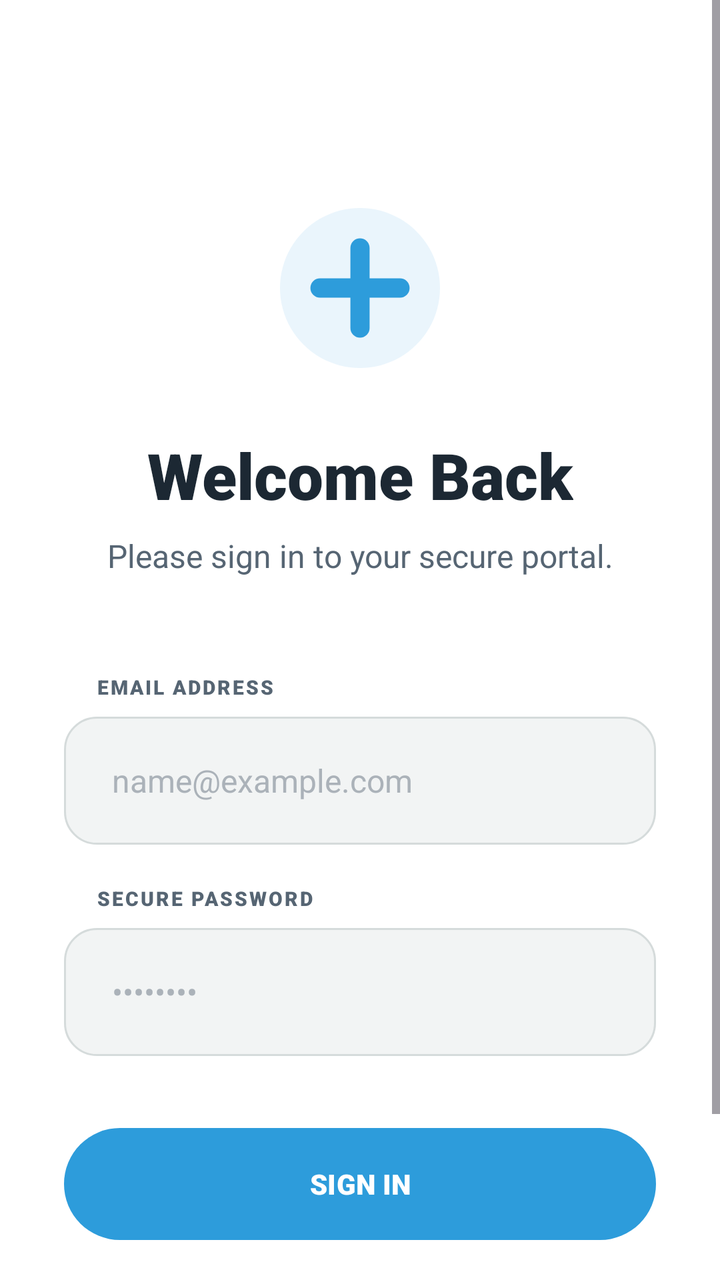
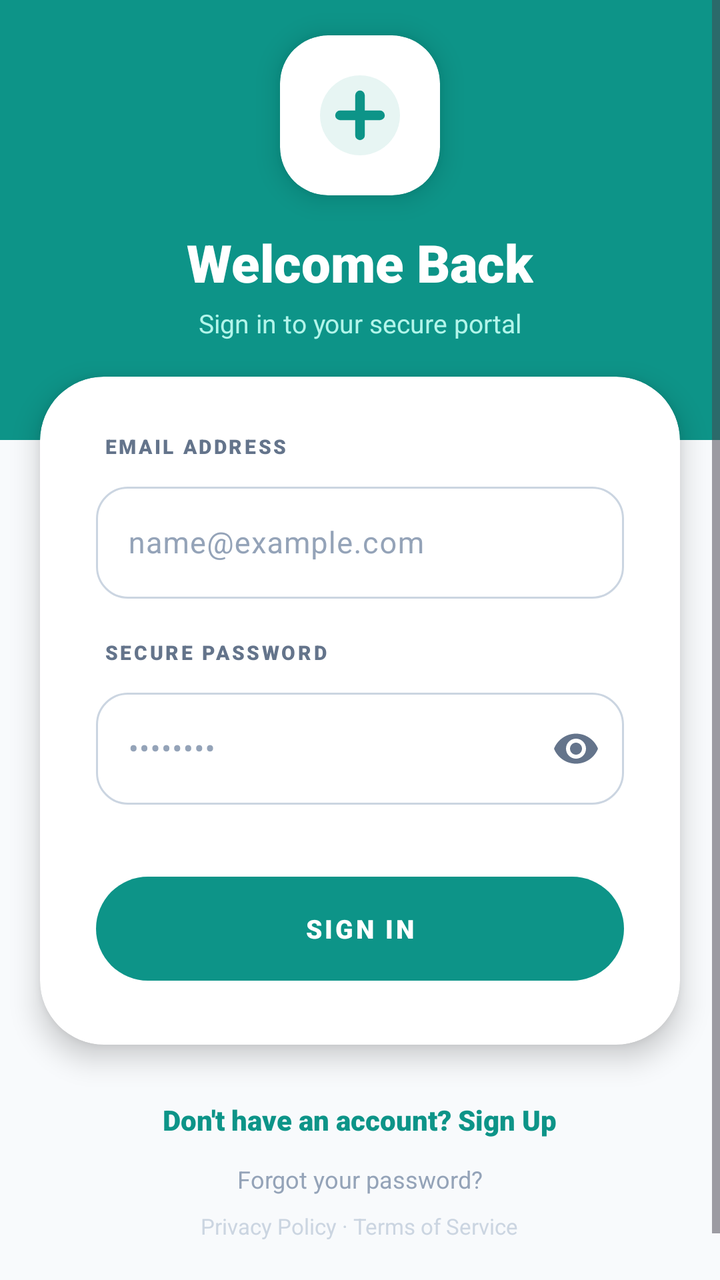

Two renders of the same Android screen: before a commit and after it. Below are the layout's source before the change and the commit's diff.
<!-- AndroidManifest.xml: application theme Theme.CaregiverManagementSystem -->
<!-- res/layout/activity_login.xml -->
<?xml version="1.0" encoding="utf-8"?>
 
<ScrollView xmlns:android="http://schemas.android.com/apk/res/android"
    xmlns:app="http://schemas.android.com/apk/res-auto"
    android:layout_width="match_parent"
    android:layout_height="match_parent"
    android:fillViewport="true"
    android:background="@color/white">

    <androidx.constraintlayout.widget.ConstraintLayout
        android:layout_width="match_parent"
        android:layout_height="wrap_content"
        android:padding="32dp">

        
        <ImageView
            android:id="@+id/ivLogo"
            android:layout_width="96dp"
            android:layout_height="96dp"
            android:layout_marginTop="64dp"
            android:src="@drawable/ic_medical_brand"
            app:layout_constraintTop_toTopOf="parent"
            app:layout_constraintStart_toStartOf="parent"
            app:layout_constraintEnd_toEndOf="parent" />

        <TextView
            android:id="@+id/tvGreeting"
            android:layout_width="wrap_content"
            android:layout_height="wrap_content"
            android:text="Welcome Back"
            android:textColor="@color/med_text_primary"
            android:textSize="32sp"
            android:fontFamily="sans-serif-black"
            android:layout_marginTop="24dp"
            app:layout_constraintTop_toBottomOf="@id/ivLogo"
            app:layout_constraintStart_toStartOf="parent"
            app:layout_constraintEnd_toEndOf="parent" />

        <TextView
            android:id="@+id/tvInstruction"
            android:layout_width="wrap_content"
            android:layout_height="wrap_content"
            android:text="Please sign in to your secure portal."
            android:textColor="@color/med_text_secondary"
            android:textSize="16sp"
            android:layout_marginTop="8dp"
            app:layout_constraintTop_toBottomOf="@id/tvGreeting"
            app:layout_constraintStart_toStartOf="parent"
            app:layout_constraintEnd_toEndOf="parent" />

        
        <LinearLayout
            android:id="@+id/layoutInputs"
            android:layout_width="match_parent"
            android:layout_height="wrap_content"
            android:orientation="vertical"
            android:layout_marginTop="48dp"
            app:layout_constraintTop_toBottomOf="@id/tvInstruction">

            <TextView
                android:layout_width="wrap_content"
                android:layout_height="wrap_content"
                android:text="EMAIL ADDRESS"
                android:textColor="@color/med_text_secondary"
                android:textSize="10sp"
                android:fontFamily="sans-serif-black"
                android:letterSpacing="0.1"
                android:layout_marginStart="16dp"
                android:layout_marginBottom="8dp" />

            <EditText
                android:id="@+id/etEmail"
                android:layout_width="match_parent"
                android:layout_height="64dp"
                android:background="@drawable/bg_edit_text_soft"
                android:hint="name@example.com"
                android:inputType="textEmailAddress"
                android:paddingHorizontal="24dp"
                android:textColor="@color/med_text_primary"
                android:textColorHint="@color/med_text_hint"
                android:textSize="16sp"
                android:layout_marginBottom="20dp" />

            <TextView
                android:layout_width="wrap_content"
                android:layout_height="wrap_content"
                android:text="SECURE PASSWORD"
                android:textColor="@color/med_text_secondary"
                android:textSize="10sp"
                android:fontFamily="sans-serif-black"
                android:letterSpacing="0.1"
                android:layout_marginStart="16dp"
                android:layout_marginBottom="8dp" />

            <EditText
                android:id="@+id/etPassword"
                android:layout_width="match_parent"
                android:layout_height="64dp"
                android:background="@drawable/bg_edit_text_soft"
                android:hint="••••••••"
                android:inputType="textPassword"
                android:paddingHorizontal="24dp"
                android:textColor="@color/med_text_primary"
                android:textColorHint="@color/med_text_hint"
                android:textSize="16sp"
                android:layout_marginBottom="32dp" />

            <com.google.android.material.button.MaterialButton
                android:id="@+id/btnLogin"
                android:layout_width="match_parent"
                android:layout_height="64dp"
                android:text="SIGN IN"
                android:textColor="@color/white"
                android:textSize="14sp"
                android:fontFamily="sans-serif-black"
                app:backgroundTint="@color/med_teal_primary"
                app:cornerRadius="32dp"
                app:elevation="4dp" />

            <com.google.android.material.button.MaterialButton
                android:id="@+id/btnBiometric"
                style="@style/Widget.Material3.Button.TextButton"
                android:layout_width="match_parent"
                android:layout_height="56dp"
                android:text="Access with Biometrics"
                android:textColor="@color/med_teal_primary"
                android:fontFamily="sans-serif-bold"
                android:layout_marginTop="12dp"
                android:visibility="gone" />
        </LinearLayout>

        
        <TextView
            android:id="@+id/tvSignUpLink"
            android:layout_width="wrap_content"
            android:layout_height="wrap_content"
            android:text="Don't have an account? Sign Up"
            android:textColor="@color/med_teal_primary"
            android:textSize="14sp"
            android:fontFamily="sans-serif-black"
            android:layout_marginTop="32dp"
            app:layout_constraintTop_toBottomOf="@id/layoutInputs"
            app:layout_constraintStart_toStartOf="parent"
            app:layout_constraintEnd_toEndOf="parent" />

        <TextView
            android:layout_width="wrap_content"
            android:layout_height="wrap_content"
            android:text="Forgot your password?"
            android:textColor="@color/med_text_secondary"
            android:textSize="12sp"
            android:layout_marginTop="12dp"
            app:layout_constraintTop_toBottomOf="@id/tvSignUpLink"
            app:layout_constraintStart_toStartOf="parent"
            app:layout_constraintEnd_toEndOf="parent" />

        <TextView
            android:id="@+id/tvPrivacyPolicy"
            android:layout_width="wrap_content"
            android:layout_height="wrap_content"
            android:text="Privacy Policy"
            android:textColor="@color/med_text_hint"
            android:textSize="11sp"
            android:layout_marginTop="8dp"
            android:layout_marginBottom="16dp"
            app:layout_constraintTop_toBottomOf="@id/tvSignUpLink"
            app:layout_constraintStart_toStartOf="parent"
            app:layout_constraintEnd_toEndOf="parent" />

        <com.google.android.material.progressindicator.CircularProgressIndicator
            android:id="@+id/progressBar"
            android:layout_width="wrap_content"
            android:layout_height="wrap_content"
            android:indeterminate="true"
            app:indicatorColor="@color/med_teal_primary"
            android:visibility="gone"
            app:layout_constraintBottom_toBottomOf="parent"
            app:layout_constraintStart_toStartOf="parent"
            app:layout_constraintEnd_toEndOf="parent"
            android:layout_marginBottom="32dp" />

    </androidx.constraintlayout.widget.ConstraintLayout>
</ScrollView>
<!-- resources referenced by this layout -->
<resources>
  <color name="med_teal_primary">#2D9CDB</color>
  <color name="med_text_hint">#ABB2B9</color>
  <color name="med_text_primary">#1C2833</color>
  <color name="med_text_secondary">#566573</color>
  <!-- drawable bg_edit_text_soft (drawable) -->
  <?xml version="1.0" encoding="utf-8"?>
  <shape xmlns:android="http://schemas.android.com/apk/res/android"
      android:shape="rectangle">
      <solid android:color="@color/med_soft_gray" />
      <corners android:radius="16dp" />
      <stroke android:width="1dp" android:color="@color/med_soft_gray_dark" />
  </shape>
  <style name="Theme.CaregiverManagementSystem" parent="Theme.Material3.DayNight.NoActionBar">
          
          <item name="colorPrimary">@color/med_teal_primary</item>
          <item name="colorOnPrimary">@color/white</item>
          <item name="colorPrimaryContainer">@color/med_teal_primary</item>
          <item name="colorOnPrimaryContainer">@color/white</item>
  
          
          <item name="colorSecondary">@color/med_mint_success</item>
          <item name="colorOnSecondary">@color/white</item>
          <item name="colorSecondaryContainer">@color/med_mint_soft</item>
          <item name="colorOnSecondaryContainer">@color/med_text_primary</item>
  
          
          <item name="android:statusBarColor">@color/white</item>
          <item name="android:windowLightStatusBar">true</item>
          
          
          <item name="android:windowBackground">@color/white</item>
          <item name="colorSurface">@color/white</item>
          <item name="colorOnSurface">@color/med_text_primary</item>
      </style>
  <color name="med_soft_gray">#F2F4F4</color>
  <color name="med_soft_gray_dark">#D5DBDB</color>
  <color name="med_mint_success">#27AE60</color>
  <color name="med_mint_soft">#D1F2EB</color>
  <!-- unchanged entries left out for length: 2 -->
</resources>

<!-- the commit's change to res/layout/activity_login.xml (unified diff, before → after) -->
@@ -1,183 +1,205 @@
 <?xml version="1.0" encoding="utf-8"?>
- 
 <ScrollView xmlns:android="http://schemas.android.com/apk/res/android"
     xmlns:app="http://schemas.android.com/apk/res-auto"
     android:layout_width="match_parent"
     android:layout_height="match_parent"
     android:fillViewport="true"
-    android:background="@color/white">
-
-    <androidx.constraintlayout.widget.ConstraintLayout
+    android:background="@color/slate_50">
+
+    <LinearLayout
         android:layout_width="match_parent"
         android:layout_height="wrap_content"
-        android:padding="32dp">
-
-        
-        <ImageView
-            android:id="@+id/ivLogo"
-            android:layout_width="96dp"
-            android:layout_height="96dp"
-            android:layout_marginTop="64dp"
-            android:src="@drawable/ic_medical_brand"
-            app:layout_constraintTop_toTopOf="parent"
-            app:layout_constraintStart_toStartOf="parent"
-            app:layout_constraintEnd_toEndOf="parent" />
-
-        <TextView
-            android:id="@+id/tvGreeting"
-            android:layout_width="wrap_content"
-            android:layout_height="wrap_content"
-            android:text="Welcome Back"
-            android:textColor="@color/med_text_primary"
-            android:textSize="32sp"
-            android:fontFamily="sans-serif-black"
-            android:layout_marginTop="24dp"
-            app:layout_constraintTop_toBottomOf="@id/ivLogo"
-            app:layout_constraintStart_toStartOf="parent"
-            app:layout_constraintEnd_toEndOf="parent" />
-
-        <TextView
-            android:id="@+id/tvInstruction"
-            android:layout_width="wrap_content"
-            android:layout_height="wrap_content"
-            android:text="Please sign in to your secure portal."
-            android:textColor="@color/med_text_secondary"
-            android:textSize="16sp"
-            android:layout_marginTop="8dp"
-            app:layout_constraintTop_toBottomOf="@id/tvGreeting"
-            app:layout_constraintStart_toStartOf="parent"
-            app:layout_constraintEnd_toEndOf="parent" />
+        android:orientation="vertical">
 
         
         <LinearLayout
-            android:id="@+id/layoutInputs"
+            android:layout_width="match_parent"
+            android:layout_height="220dp"
+            android:orientation="vertical"
+            android:gravity="center"
+            android:background="@color/teal_primary"
+            android:paddingBottom="32dp">
+
+            <androidx.cardview.widget.CardView
+                android:layout_width="80dp"
+                android:layout_height="80dp"
+                app:cardCornerRadius="24dp"
+                app:cardBackgroundColor="@color/white"
+                app:cardElevation="8dp">
+                <ImageView
+                    android:layout_width="match_parent"
+                    android:layout_height="match_parent"
+                    android:src="@drawable/ic_medical_brand"
+                    android:scaleType="centerInside"
+                    android:padding="16dp"/>
+            </androidx.cardview.widget.CardView>
+
+            <TextView
+                android:layout_width="wrap_content"
+                android:layout_height="wrap_content"
+                android:text="Welcome Back"
+                android:textColor="@color/white"
+                android:textSize="26sp"
+                android:fontFamily="sans-serif-black"
+                android:layout_marginTop="16dp"/>
+
+            <TextView
+                android:layout_width="wrap_content"
+                android:layout_height="wrap_content"
+                android:text="Sign in to your secure portal"
+                android:textColor="#B2F5EA"
+                android:textSize="13sp"
+                android:fontFamily="sans-serif"
+                android:layout_marginTop="4dp"/>
+        </LinearLayout>
+
+        
+        <androidx.cardview.widget.CardView
+            android:layout_width="match_parent"
+            android:layout_height="wrap_content"
+            app:cardCornerRadius="32dp"
+            app:cardElevation="8dp"
+            app:cardBackgroundColor="@color/white"
+            android:layout_marginStart="20dp"
+            android:layout_marginEnd="20dp"
+            android:layout_marginTop="-32dp">
+
+            <LinearLayout
+                android:layout_width="match_parent"
+                android:layout_height="wrap_content"
+                android:orientation="vertical"
+                android:padding="28dp">
+
+                
+                <TextView
+                    android:layout_width="wrap_content"
+                    android:layout_height="wrap_content"
+                    android:text="EMAIL ADDRESS"
+                    android:textColor="@color/slate_500"
+                    android:textSize="10sp"
+                    android:fontFamily="sans-serif-black"
+                    android:letterSpacing="0.12"
+                    android:layout_marginStart="4dp"
+                    android:layout_marginBottom="8dp"/>
+
+                
+                <com.google.android.material.textfield.TextInputLayout
+                    android:layout_width="match_parent"
+                    android:layout_height="wrap_content"
+                    style="@style/Widget.TrueCare.TextInputLayout"
+                    android:layout_marginBottom="20dp">
+                    <com.google.android.material.textfield.TextInputEditText
+                        android:id="@+id/etEmail"
+                        android:layout_width="match_parent"
+                        android:layout_height="56dp"
+                        android:hint="name@example.com"
+                        android:inputType="textEmailAddress"
+                        android:textColor="@color/slate_900"
+                        android:textSize="15sp"/>
+                </com.google.android.material.textfield.TextInputLayout>
+
+                
+                <TextView
+                    android:layout_width="wrap_content"
+                    android:layout_height="wrap_content"
+                    android:text="SECURE PASSWORD"
+                    android:textColor="@color/slate_500"
+                    android:textSize="10sp"
+                    android:fontFamily="sans-serif-black"
+                    android:letterSpacing="0.12"
+                    android:layout_marginStart="4dp"
+                    android:layout_marginBottom="8dp"/>
+
+                
+                <com.google.android.material.textfield.TextInputLayout
+                    android:layout_width="match_parent"
+                    android:layout_height="wrap_content"
+                    style="@style/Widget.TrueCare.TextInputLayout"
+                    app:endIconMode="password_toggle"
+                    android:layout_marginBottom="32dp">
+                    <com.google.android.material.textfield.TextInputEditText
+                        android:id="@+id/etPassword"
+                        android:layout_width="match_parent"
+                        android:layout_height="56dp"
+                        android:hint="••••••••"
+                        android:inputType="textPassword"
+                        android:textColor="@color/slate_900"
+                        android:textSize="15sp"/>
+                </com.google.android.material.textfield.TextInputLayout>
+
+                
+                <com.google.android.material.button.MaterialButton
+                    android:id="@+id/btnLogin"
+                    android:layout_width="match_parent"
+                    android:layout_height="60dp"
+                    android:text="SIGN IN"
+                    android:textColor="@color/white"
+                    android:textSize="13sp"
+                    android:fontFamily="sans-serif-black"
+                    android:letterSpacing="0.1"
+                    app:backgroundTint="@color/teal_primary"
+                    app:cornerRadius="32dp"
+                    app:elevation="4dp"/>
+
+                
+                <com.google.android.material.button.MaterialButton
+                    android:id="@+id/btnBiometric"
+                    style="@style/Widget.TrueCare.Button.Secondary"
+                    android:layout_width="match_parent"
+                    android:layout_height="56dp"
+                    android:text="Access with Biometrics"
+                    android:layout_marginTop="12dp"
+                    android:visibility="gone"/>
+
+                
+                <com.google.android.material.progressindicator.CircularProgressIndicator
+                    android:id="@+id/progressBar"
+                    android:layout_width="wrap_content"
+                    android:layout_height="wrap_content"
+                    android:indeterminate="true"
+                    android:layout_gravity="center_horizontal"
+                    app:indicatorColor="@color/teal_primary"
+                    android:visibility="gone"
+                    android:layout_marginTop="16dp"/>
+
+            </LinearLayout>
+        </androidx.cardview.widget.CardView>
+
+        
+        <LinearLayout
             android:layout_width="match_parent"
             android:layout_height="wrap_content"
             android:orientation="vertical"
-            android:layout_marginTop="48dp"
-            app:layout_constraintTop_toBottomOf="@id/tvInstruction">
-
-            <TextView
-                android:layout_width="wrap_content"
-                android:layout_height="wrap_content"
-                android:text="EMAIL ADDRESS"
-                android:textColor="@color/med_text_secondary"
-                android:textSize="10sp"
-                android:fontFamily="sans-serif-black"
-                android:letterSpacing="0.1"
-                android:layout_marginStart="16dp"
-                android:layout_marginBottom="8dp" />
-
-            <EditText
-                android:id="@+id/etEmail"
-                android:layout_width="match_parent"
-                android:layout_height="64dp"
-                android:background="@drawable/bg_edit_text_soft"
-                android:hint="name@example.com"
-                android:inputType="textEmailAddress"
-                android:paddingHorizontal="24dp"
-                android:textColor="@color/med_text_primary"
-                android:textColorHint="@color/med_text_hint"
-                android:textSize="16sp"
-                android:layout_marginBottom="20dp" />
-
-            <TextView
-                android:layout_width="wrap_content"
-                android:layout_height="wrap_content"
-                android:text="SECURE PASSWORD"
-                android:textColor="@color/med_text_secondary"
-                android:textSize="10sp"
-                android:fontFamily="sans-serif-black"
-                android:letterSpacing="0.1"
-                android:layout_marginStart="16dp"
-                android:layout_marginBottom="8dp" />
-
-            <EditText
-                android:id="@+id/etPassword"
-                android:layout_width="match_parent"
-                android:layout_height="64dp"
-                android:background="@drawable/bg_edit_text_soft"
-                android:hint="••••••••"
-                android:inputType="textPassword"
-                android:paddingHorizontal="24dp"
-                android:textColor="@color/med_text_primary"
-                android:textColorHint="@color/med_text_hint"
-                android:textSize="16sp"
-                android:layout_marginBottom="32dp" />
-
-            <com.google.android.material.button.MaterialButton
-                android:id="@+id/btnLogin"
-                android:layout_width="match_parent"
-                android:layout_height="64dp"
-                android:text="SIGN IN"
-                android:textColor="@color/white"
+            android:gravity="center"
+            android:padding="28dp">
+
+            <TextView
+                android:id="@+id/tvSignUpLink"
+                android:layout_width="wrap_content"
+                android:layout_height="wrap_content"
+                android:text="Don't have an account? Sign Up"
+                android:textColor="@color/teal_primary"
                 android:textSize="14sp"
-                android:fontFamily="sans-serif-black"
-                app:backgroundTint="@color/med_teal_primary"
-                app:cornerRadius="32dp"
-                app:elevation="4dp" />
-
-            <com.google.android.material.button.MaterialButton
-                android:id="@+id/btnBiometric"
-                style="@style/Widget.Material3.Button.TextButton"
-                android:layout_width="match_parent"
-                android:layout_height="56dp"
-                android:text="Access with Biometrics"
-                android:textColor="@color/med_teal_primary"
-                android:fontFamily="sans-serif-bold"
-                android:layout_marginTop="12dp"
-                android:visibility="gone" />
+                android:fontFamily="sans-serif-black"/>
+
+            <TextView
+                android:layout_width="wrap_content"
+                android:layout_height="wrap_content"
+                android:text="Forgot your password?"
+                android:textColor="@color/slate_400"
+                android:textSize="12sp"
+                android:layout_marginTop="12dp"/>
+
+            <TextView
+                android:id="@+id/tvPrivacyPolicy"
+                android:layout_width="wrap_content"
+                android:layout_height="wrap_content"
+                android:text="Privacy Policy · Terms of Service"
+                android:textColor="@color/slate_300"
+                android:textSize="11sp"
+                android:layout_marginTop="8dp"
+                android:layout_marginBottom="16dp"/>
         </LinearLayout>
 
-        
-        <TextView
-            android:id="@+id/tvSignUpLink"
-            android:layout_width="wrap_content"
-            android:layout_height="wrap_content"
-            android:text="Don't have an account? Sign Up"
-            android:textColor="@color/med_teal_primary"
-            android:textSize="14sp"
-            android:fontFamily="sans-serif-black"
-            android:layout_marginTop="32dp"
-            app:layout_constraintTop_toBottomOf="@id/layoutInputs"
-            app:layout_constraintStart_toStartOf="parent"
-            app:layout_constraintEnd_toEndOf="parent" />
-
-        <TextView
-            android:layout_width="wrap_content"
-            android:layout_height="wrap_content"
-            android:text="Forgot your password?"
-            android:textColor="@color/med_text_secondary"
-            android:textSize="12sp"
-            android:layout_marginTop="12dp"
-            app:layout_constraintTop_toBottomOf="@id/tvSignUpLink"
-            app:layout_constraintStart_toStartOf="parent"
-            app:layout_constraintEnd_toEndOf="parent" />
-
-        <TextView
-            android:id="@+id/tvPrivacyPolicy"
-            android:layout_width="wrap_content"
-            android:layout_height="wrap_content"
-            android:text="Privacy Policy"
-            android:textColor="@color/med_text_hint"
-            android:textSize="11sp"
-            android:layout_marginTop="8dp"
-            android:layout_marginBottom="16dp"
-            app:layout_constraintTop_toBottomOf="@id/tvSignUpLink"
-            app:layout_constraintStart_toStartOf="parent"
-            app:layout_constraintEnd_toEndOf="parent" />
-
-        <com.google.android.material.progressindicator.CircularProgressIndicator
-            android:id="@+id/progressBar"
-            android:layout_width="wrap_content"
-            android:layout_height="wrap_content"
-            android:indeterminate="true"
-            app:indicatorColor="@color/med_teal_primary"
-            android:visibility="gone"
-            app:layout_constraintBottom_toBottomOf="parent"
-            app:layout_constraintStart_toStartOf="parent"
-            app:layout_constraintEnd_toEndOf="parent"
-            android:layout_marginBottom="32dp" />
-
-    </androidx.constraintlayout.widget.ConstraintLayout>
+    </LinearLayout>
 </ScrollView>
<!-- resource entries referenced after the edit -->
@@ -1,43 +1,117 @@
 <!-- resources referenced by this layout -->
 <resources>
-  <color name="med_teal_primary">#2D9CDB</color>
-  <color name="med_text_hint">#ABB2B9</color>
-  <color name="med_text_primary">#1C2833</color>
-  <color name="med_text_secondary">#566573</color>
-  <!-- drawable bg_edit_text_soft (drawable) -->
-  <?xml version="1.0" encoding="utf-8"?>
-  <shape xmlns:android="http://schemas.android.com/apk/res/android"
-      android:shape="rectangle">
-      <solid android:color="@color/med_soft_gray" />
-      <corners android:radius="16dp" />
-      <stroke android:width="1dp" android:color="@color/med_soft_gray_dark" />
-  </shape>
-  <style name="Theme.CaregiverManagementSystem" parent="Theme.Material3.DayNight.NoActionBar">
-          
-          <item name="colorPrimary">@color/med_teal_primary</item>
-          <item name="colorOnPrimary">@color/white</item>
-          <item name="colorPrimaryContainer">@color/med_teal_primary</item>
-          <item name="colorOnPrimaryContainer">@color/white</item>
+  <color name="slate_300">#CBD5E1</color>
+  <color name="slate_400">#94A3B8</color>
+  <color name="slate_50">#F8FAFC</color>
+  <color name="slate_500">#64748B</color>
+  <color name="slate_900">#0F172A</color>
+  <color name="teal_primary">#0D9488</color>
+  <style name="Widget.TrueCare.Button.Secondary" parent="Widget.Material3.Button.OutlinedButton">
+          <item name="android:paddingTop">16dp</item>
+          <item name="android:paddingBottom">16dp</item>
+          <item name="android:textSize">13sp</item>
+          <item name="android:fontFamily">sans-serif-black</item>
+          <item name="android:letterSpacing">0.08</item>
+          <item name="android:textAllCaps">true</item>
+          <item name="strokeColor">@color/slate_200</item>
+          <item name="android:textColor">@color/slate_700</item>
+          <item name="cornerRadius">32dp</item>
+      </style>
+  <style name="Widget.TrueCare.TextInputLayout" parent="Widget.Material3.TextInputLayout.OutlinedBox">
+          <item name="boxCornerRadiusTopStart">16dp</item>
+          <item name="boxCornerRadiusTopEnd">16dp</item>
+          <item name="boxCornerRadiusBottomStart">16dp</item>
+          <item name="boxCornerRadiusBottomEnd">16dp</item>
+          <item name="boxStrokeColor">@color/input_stroke_state</item>
+          <item name="hintTextColor">@color/slate_500</item>
+          <item name="android:textColorHint">@color/slate_400</item>
+      </style>
+  <color name="med_teal_primary">#0D9488</color>
+  <color name="slate_200">#E2E8F0</color>
+  <color name="slate_700">#334155</color>
+  <color name="teal_light">#CCFBF1</color>
+  <color name="teal_dark">#0F766E</color>
+  <color name="emerald_primary">#10B981</color>
+  <color name="emerald_light">#D1FAE5</color>
+  <color name="slate_800">#1E293B</color>
+  <color name="rose_primary">#F43F5E</color>
+  <color name="rose_light">#FFE4E6</color>
+  <color name="slate_100">#F1F5F9</color>
+  <style name="ShapeAppearance.TrueCare.Small" parent="ShapeAppearance.Material3.SmallComponent">
+          <item name="cornerFamily">rounded</item>
+          <item name="cornerSize">12dp</item>
+      </style>
+  <style name="ShapeAppearance.TrueCare.Medium" parent="ShapeAppearance.Material3.MediumComponent">
+          <item name="cornerFamily">rounded</item>
+          <item name="cornerSize">20dp</item>
+      </style>
+  <style name="ShapeAppearance.TrueCare.Large" parent="ShapeAppearance.Material3.LargeComponent">
+          <item name="cornerFamily">rounded</item>
+          <item name="cornerSize">28dp</item>
+      </style>
+  <style name="Widget.TrueCare.Button.Primary" parent="Widget.Material3.Button">
+          <item name="android:paddingTop">16dp</item>
+          <item name="android:paddingBottom">16dp</item>
+          <item name="android:textSize">13sp</item>
+          <item name="android:fontFamily">sans-serif-black</item>
+          <item name="android:letterSpacing">0.08</item>
+          <item name="android:textAllCaps">true</item>
+          <item name="backgroundTint">@color/teal_primary</item>
+          <item name="android:textColor">@color/white</item>
+          <item name="cornerRadius">32dp</item>
+          <item name="elevation">4dp</item>
+      </style>
+  <style name="Widget.TrueCare.BottomNavigation" parent="Widget.Material3.BottomNavigationView">
+          <item name="itemIconTint">@color/bottom_nav_icon_color</item>
+          <item name="itemTextColor">@color/bottom_nav_icon_color</item>
+          <item name="android:background">@color/white</item>
+          <item name="elevation">12dp</item>
+      </style>
+  <style name="Theme.CaregiverManagementSystem" parent="Theme.Material3.Light.NoActionBar">
   
           
-          <item name="colorSecondary">@color/med_mint_success</item>
+          <item name="colorPrimary">@color/teal_primary</item>
+          <item name="colorOnPrimary">@color/white</item>
+          <item name="colorPrimaryContainer">@color/teal_light</item>
+          <item name="colorOnPrimaryContainer">@color/teal_dark</item>
+  
+          
+          <item name="colorSecondary">@color/emerald_primary</item>
           <item name="colorOnSecondary">@color/white</item>
-          <item name="colorSecondaryContainer">@color/med_mint_soft</item>
-          <item name="colorOnSecondaryContainer">@color/med_text_primary</item>
+          <item name="colorSecondaryContainer">@color/emerald_light</item>
+          <item name="colorOnSecondaryContainer">@color/slate_800</item>
+  
+          
+          <item name="colorError">@color/rose_primary</item>
+          <item name="colorOnError">@color/white</item>
+          <item name="colorErrorContainer">@color/rose_light</item>
+  
+          
+          <item name="android:windowBackground">@color/slate_50</item>
+          <item name="colorSurface">@color/white</item>
+          <item name="colorOnSurface">@color/slate_900</item>
+          <item name="colorSurfaceVariant">@color/slate_100</item>
+          <item name="colorOnSurfaceVariant">@color/slate_500</item>
+  
+          
+          <item name="colorOutline">@color/slate_200</item>
   
           
           <item name="android:statusBarColor">@color/white</item>
           <item name="android:windowLightStatusBar">true</item>
+          <item name="android:navigationBarColor">@color/white</item>
+  
           
+          <item name="shapeAppearanceSmallComponent">@style/ShapeAppearance.TrueCare.Small</item>
+          <item name="shapeAppearanceMediumComponent">@style/ShapeAppearance.TrueCare.Medium</item>
+          <item name="shapeAppearanceLargeComponent">@style/ShapeAppearance.TrueCare.Large</item>
+  
           
-          <item name="android:windowBackground">@color/white</item>
-          <item name="colorSurface">@color/white</item>
-          <item name="colorOnSurface">@color/med_text_primary</item>
+          <item name="materialButtonStyle">@style/Widget.TrueCare.Button.Primary</item>
+  
+          
+          <item name="bottomNavigationStyle">@style/Widget.TrueCare.BottomNavigation</item>
       </style>
-  <color name="med_soft_gray">#F2F4F4</color>
-  <color name="med_soft_gray_dark">#D5DBDB</color>
-  <color name="med_mint_success">#27AE60</color>
-  <color name="med_mint_soft">#D1F2EB</color>
   <!-- unchanged entries left out for length: 2 -->
 </resources>
 
